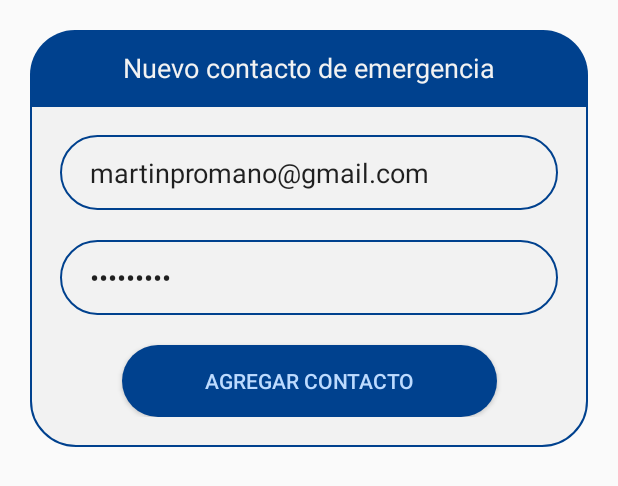
After one commit to MartinRomano-S/soa-tp2, an Android app: the layout activity_emergency_contacts.xml on its own in the app's theme, with its tools: preview values and no code run, on a phone screen of 412 x 824 dp. The commit adds this screen. Shown: the top 486 px of the screen. Run offline under Robolectric (Android 15) with nearby library versions, the phone set to English and light mode, and no system bars.

Commit message:
Emergency contacts

```diff
--- a/app/src/main/java/com/example/testlogin/LoginActivity.java
+++ b/app/src/main/java/com/example/testlogin/LoginActivity.java
@@ -71,8 +71,8 @@ public class LoginActivity extends AppCompatActivity implements Asyncronable<JSO
         btnToRegister.setOnClickListener(new View.OnClickListener() {
             @Override
             public void onClick(View view) {
-                //Intent i = new Intent(LoginActivity.this, RegisterActivity.class);
-                Intent i = new Intent(LoginActivity.this, TestActivity.class);
+                Intent i = new Intent(LoginActivity.this, RegisterActivity.class);
+                //Intent i = new Intent(LoginActivity.this, TestActivity.class);
                 startActivity(i);
             }
         });
--- a/app/src/main/java/com/example/testlogin/services/AsyncHttpRequest.java
+++ b/app/src/main/java/com/example/testlogin/services/AsyncHttpRequest.java
@@ -1,5 +1,6 @@
 package com.example.testlogin.services;
 
+import android.hardware.SensorManager;
 import android.os.AsyncTask;
 
 import com.example.testlogin.interfaces.Asyncronable;
@@ -50,11 +51,12 @@ public class AsyncHttpRequest extends AsyncTask<String, Void, JSONObject> {
             URL url = new URL(endpoint);
             HttpURLConnection urlConnection = (HttpURLConnection) url.openConnection();
             addHeaders(urlConnection);
-            urlConnection.connect();
 
             out = new BufferedOutputStream(urlConnection.getOutputStream());
+
             writeRequest(out);
-            out.close();
+            out.flush();
+            urlConnection.connect();
 
             int status = urlConnection.getResponseCode();
 
@@ -65,6 +67,8 @@ public class AsyncHttpRequest extends AsyncTask<String, Void, JSONObject> {
 
             JSONObject response = readResponse(in);
             in.close();
+            out.close();
+            urlConnection.disconnect();
 
             return response;
         } catch (Exception e) {
--- /dev/null
+++ b/app/src/main/res/drawable/abm_form_body.xml
@@ -0,0 +1,10 @@
+<?xml version="1.0" encoding="utf-8"?>
+<selector xmlns:android="http://schemas.android.com/apk/res/android">
+    <item>
+        <shape android:shape="rectangle"  >
+            <corners android:bottomLeftRadius="30dp" android:bottomRightRadius="30dp" />
+            <stroke android:width="1dp" android:color="@color/colorPrimaryDark"/>
+            <solid android:color="@color/colorPrimaryLight"/>
+        </shape>
+    </item>
+</selector>
--- /dev/null
+++ b/app/src/main/res/drawable/abm_form_title.xml
@@ -0,0 +1,9 @@
+<?xml version="1.0" encoding="utf-8"?>
+<selector xmlns:android="http://schemas.android.com/apk/res/android">
+    <item>
+        <shape android:shape="rectangle"  >
+            <corners android:topLeftRadius="30dp" android:topRightRadius="30dp" />
+            <solid android:color="@color/colorPrimaryDark"/>
+        </shape>
+    </item>
+</selector>
--- /dev/null
+++ b/app/src/main/res/layout/activity_emergency_contacts.xml
@@ -0,0 +1,80 @@
+<?xml version="1.0" encoding="utf-8"?>
+<androidx.constraintlayout.widget.ConstraintLayout xmlns:android="http://schemas.android.com/apk/res/android"
+    xmlns:app="http://schemas.android.com/apk/res-auto"
+    xmlns:tools="http://schemas.android.com/tools"
+    android:layout_width="match_parent"
+    android:layout_height="match_parent">
+
+    <TextView
+        android:id="@+id/textView"
+        android:layout_width="match_parent"
+        android:layout_height="50dp"
+        android:text="Nuevo contacto de emergencia"
+        android:background="@drawable/abm_form_title"
+        android:gravity="center"
+        android:textColor="@color/colorPrimaryLight"
+        android:textSize="18sp"
+        android:layout_marginStart="20dp"
+        android:layout_marginEnd="20dp"
+        android:layout_marginTop="20dp"
+        app:layout_constraintTop_toTopOf="parent"
+        app:layout_constraintEnd_toEndOf="parent"
+        app:layout_constraintStart_toStartOf="parent" />
+
+    <androidx.constraintlayout.widget.ConstraintLayout
+        android:layout_width="match_parent"
+        android:layout_height="wrap_content"
+        android:background="@drawable/abm_form_body"
+        android:padding="20dp"
+        android:layout_marginStart="20dp"
+        android:layout_marginEnd="20dp"
+        app:layout_constraintEnd_toEndOf="parent"
+        app:layout_constraintStart_toStartOf="parent"
+        app:layout_constraintTop_toBottomOf="@id/textView">
+
+        <EditText
+            android:id="@+id/txtECName"
+            android:layout_width="match_parent"
+            android:layout_height="50dp"
+            android:background="@drawable/edit_text"
+            android:ems="10"
+            android:hint="@string/lblEmail"
+            android:importantForAutofill="no"
+            android:inputType="textEmailAddress"
+            android:paddingStart="20dp"
+            android:paddingEnd="20dp"
+            android:text="martinpromano@gmail.com"
+            app:layout_constraintEnd_toEndOf="parent"
+            app:layout_constraintStart_toStartOf="parent"
+            app:layout_constraintTop_toTopOf="parent" />
+
+        <EditText
+            android:id="@+id/txtECNumber"
+            android:layout_width="match_parent"
+            android:layout_height="50dp"
+            android:layout_marginTop="20dp"
+            android:background="@drawable/edit_text"
+            android:ems="10"
+            android:hint="@string/lblPassword"
+            android:importantForAutofill="no"
+            android:inputType="textPassword"
+            android:paddingStart="20dp"
+            android:paddingEnd="20dp"
+            android:text="prueba123"
+            app:layout_constraintEnd_toEndOf="parent"
+            app:layout_constraintStart_toStartOf="parent"
+            app:layout_constraintTop_toBottomOf="@id/txtECName" />
+
+        <Button
+            android:id="@+id/btnAddEmegencyContact"
+            android:layout_width="250dp"
+            android:layout_height="wrap_content"
+            android:layout_marginTop="20dp"
+            android:background="@drawable/button_primary"
+            android:text="Agregar contacto"
+            android:textColor="@color/colorPrimary"
+            app:layout_constraintEnd_toEndOf="parent"
+            app:layout_constraintStart_toStartOf="parent"
+            app:layout_constraintTop_toBottomOf="@id/txtECNumber"/>
+    </androidx.constraintlayout.widget.ConstraintLayout>
+</androidx.constraintlayout.widget.ConstraintLayout>
--- a/app/src/main/res/layout/activity_login.xml
+++ b/app/src/main/res/layout/activity_login.xml
@@ -11,7 +11,7 @@
         android:id="@+id/imageView"
         android:layout_width="match_parent"
         android:layout_height="wrap_content"
-        android:layout_marginTop="50dp"
+        android:layout_marginTop="20dp"
         android:contentDescription="@string/app_name"
         android:src="@mipmap/ic_launcher"
         app:layout_constraintEnd_toEndOf="parent"
--- a/app/src/main/res/layout/activity_register.xml
+++ b/app/src/main/res/layout/activity_register.xml
@@ -11,7 +11,7 @@
         android:id="@+id/imageView"
         android:layout_width="match_parent"
         android:layout_height="wrap_content"
-        android:layout_marginTop="50dp"
+        android:layout_marginTop="20dp"
         app:layout_constraintEnd_toEndOf="parent"
         app:layout_constraintStart_toStartOf="parent"
         app:layout_constraintTop_toTopOf="parent"
```
